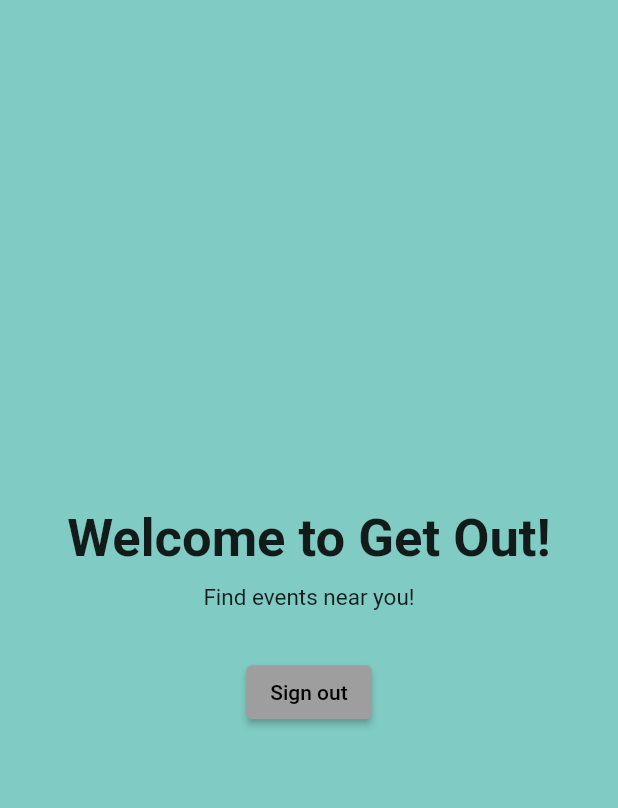
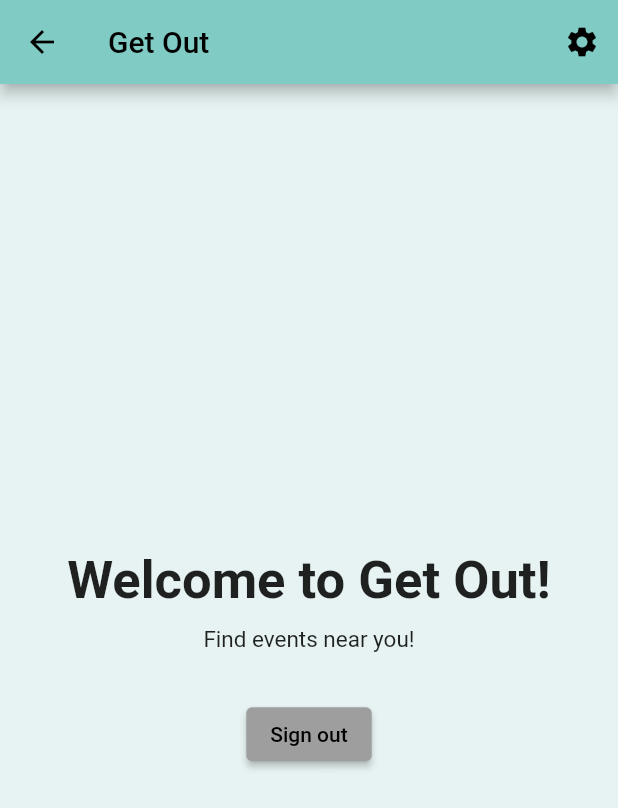
Before and after one commit to sergiovasquez122/491b, a Flutter app: the screen it shows after launch, after a tap on "Sign in", on a phone screen of 412 x 824 dp. Shown: the top 808 px of the screen. Run offline on Flutter 3.47's test engine with Material 2 defaults, Android fonts, the light colour scheme and no system bars; our stand-ins replace firebase_auth; accounts and stored records are empty.

Commit message:
Homepage AppBar
Added Homepage AppBar and settings icon

```diff
--- a/getoutapp/lib/main.dart
+++ b/getoutapp/lib/main.dart
@@ -24,6 +24,7 @@ class MyApp extends StatelessWidget {
         '/second': (context) => const CreateAccountView(),
         '/home': (context) => const HomePageView(),
       },
+      debugShowCheckedModeBanner: false,
       //home: const LoginView(), //CreateAccountView(),
     );
   }
--- a/getoutapp/lib/ui/homepage/homepage_view.dart
+++ b/getoutapp/lib/ui/homepage/homepage_view.dart
@@ -12,7 +12,19 @@ class _HomePageView extends State<HomePageView> {
   @override
   Widget build(BuildContext context) {
     return Scaffold(
-        backgroundColor: Colors.teal[200],
+        backgroundColor: Color.fromARGB(255, 230, 243, 242),
+        // app bar with settings icon
+        appBar: AppBar(
+          title: const Text('Get Out'),
+          backgroundColor:  Colors.teal[200],
+          actions: <Widget> [
+            IconButton(
+              icon: const Icon(Icons.settings),
+              tooltip: 'Settings Icon',
+              onPressed: () {},
+            )
+          ]),
+
         body: SafeArea(
           child: Center(
             child: Column(
@@ -38,6 +50,7 @@ class _HomePageView extends State<HomePageView> {
               ],
             ),
           ),
-        ));
+        ),
+      );
   }
 }
```
